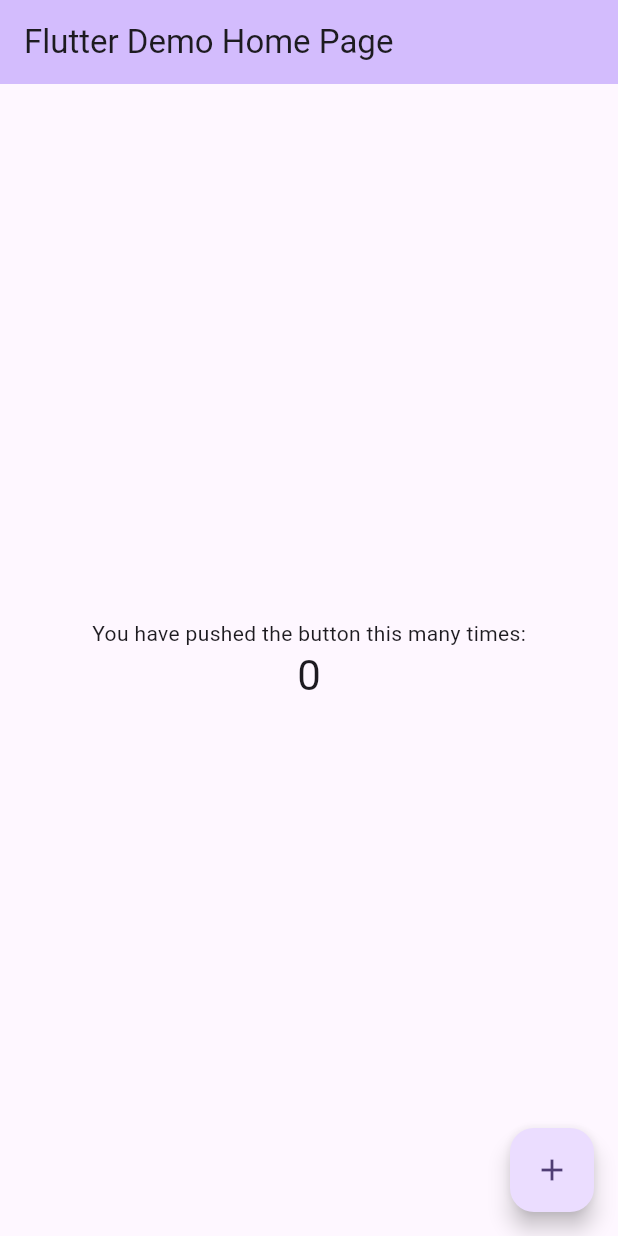
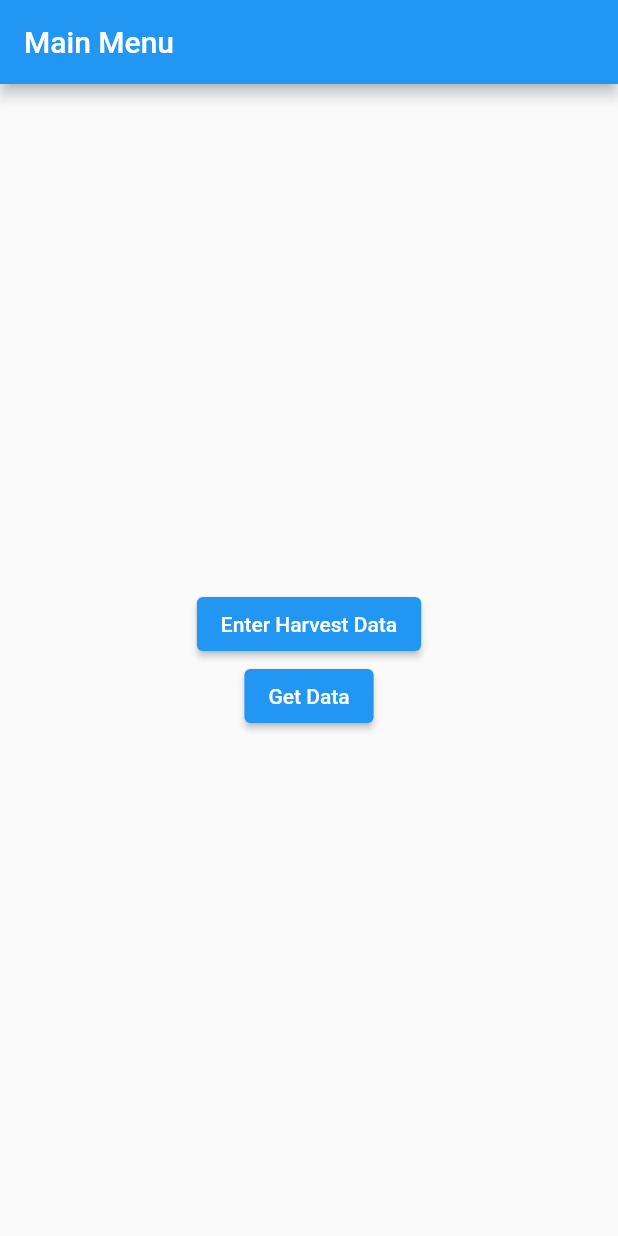
Before and after one commit to Kallfass/LOG, a Flutter app: the screen it shows after launch, on a phone screen of 412 x 824 dp. Run offline on Flutter 3.47's test engine with Material 2 defaults, Android fonts, the phone set to English and light mode, and no system bars.

```diff
--- a/lib/main.dart
+++ b/lib/main.dart
@@ -1,125 +1,50 @@
 import 'package:flutter/material.dart';
+import "HarvestPage.dart";
+import "OverviewPage.dart";
 
-void main() {
-  runApp(const MyApp());
-}
+void main() => runApp(MyApp());
 
 class MyApp extends StatelessWidget {
-  const MyApp({super.key});
-
-  // This widget is the root of your application.
   @override
   Widget build(BuildContext context) {
     return MaterialApp(
-      title: 'Flutter Demo',
-      theme: ThemeData(
-        // This is the theme of your application.
-        //
-        // TRY THIS: Try running your application with "flutter run". You'll see
-        // the application has a blue toolbar. Then, without quitting the app,
-        // try changing the seedColor in the colorScheme below to Colors.green
-        // and then invoke "hot reload" (save your changes or press the "hot
-        // reload" button in a Flutter-supported IDE, or press "r" if you used
-        // the command line to start the app).
-        //
-        // Notice that the counter didn't reset back to zero; the application
-        // state is not lost during the reload. To reset the state, use hot
-        // restart instead.
-        //
-        // This works for code too, not just values: Most code changes can be
-        // tested with just a hot reload.
-        colorScheme: ColorScheme.fromSeed(seedColor: Colors.deepPurple),
-        useMaterial3: true,
-      ),
-      home: const MyHomePage(title: 'Flutter Demo Home Page'),
+      title: 'Navigation App',
+      theme: ThemeData(primarySwatch: Colors.blue),
+      home: MainMenu(),
     );
   }
 }
 
-class MyHomePage extends StatefulWidget {
-  const MyHomePage({super.key, required this.title});
-
-  // This widget is the home page of your application. It is stateful, meaning
-  // that it has a State object (defined below) that contains fields that affect
-  // how it looks.
-
-  // This class is the configuration for the state. It holds the values (in this
-  // case the title) provided by the parent (in this case the App widget) and
-  // used by the build method of the State. Fields in a Widget subclass are
-  // always marked "final".
-
-  final String title;
-
-  @override
-  State<MyHomePage> createState() => _MyHomePageState();
-}
-
-class _MyHomePageState extends State<MyHomePage> {
-  int _counter = 0;
-
-  void _incrementCounter() {
-    setState(() {
-      // This call to setState tells the Flutter framework that something has
-      // changed in this State, which causes it to rerun the build method below
-      // so that the display can reflect the updated values. If we changed
-      // _counter without calling setState(), then the build method would not be
-      // called again, and so nothing would appear to happen.
-      _counter++;
-    });
-  }
-
+class MainMenu extends StatelessWidget {
   @override
   Widget build(BuildContext context) {
-    // This method is rerun every time setState is called, for instance as done
-    // by the _incrementCounter method above.
-    //
-    // The Flutter framework has been optimized to make rerunning build methods
-    // fast, so that you can just rebuild anything that needs updating rather
-    // than having to individually change instances of widgets.
     return Scaffold(
-      appBar: AppBar(
-        // TRY THIS: Try changing the color here to a specific color (to
-        // Colors.amber, perhaps?) and trigger a hot reload to see the AppBar
-        // change color while the other colors stay the same.
-        backgroundColor: Theme.of(context).colorScheme.inversePrimary,
-        // Here we take the value from the MyHomePage object that was created by
-        // the App.build method, and use it to set our appbar title.
-        title: Text(widget.title),
-      ),
+      appBar: AppBar(title: Text('Main Menu')),
       body: Center(
-        // Center is a layout widget. It takes a single child and positions it
-        // in the middle of the parent.
         child: Column(
-          // Column is also a layout widget. It takes a list of children and
-          // arranges them vertically. By default, it sizes itself to fit its
-          // children horizontally, and tries to be as tall as its parent.
-          //
-          // Column has various properties to control how it sizes itself and
-          // how it positions its children. Here we use mainAxisAlignment to
-          // center the children vertically; the main axis here is the vertical
-          // axis because Columns are vertical (the cross axis would be
-          // horizontal).
-          //
-          // TRY THIS: Invoke "debug painting" (choose the "Toggle Debug Paint"
-          // action in the IDE, or press "p" in the console), to see the
-          // wireframe for each widget.
           mainAxisAlignment: MainAxisAlignment.center,
           children: <Widget>[
-            const Text(
-              'You have pushed the button this many times:',
+            ElevatedButton(
+              child: Text('Enter Harvest Data'),
+              onPressed: () {
+                Navigator.push(
+                  context,
+                  MaterialPageRoute(builder: (context) => Harvest()),
+                );
+              },
             ),
-            Text(
-              '$_counter',
-              style: Theme.of(context).textTheme.headlineMedium,
+            ElevatedButton(
+              child: Text('Get Data'),
+              onPressed: () {
+                Navigator.push(
+                  context,
+                  MaterialPageRoute(builder: (context) => Overview()),
+                );
+              },
             ),
           ],
         ),
       ),
-      floatingActionButton: FloatingActionButton(
-        onPressed: _incrementCounter,
-        tooltip: 'Increment',
-        child: const Icon(Icons.add),
-      ), // This trailing comma makes auto-formatting nicer for build methods.
     );
   }
 }
```
Also changed, not shown: lib/HarvestPage.dart (added, +119 -0 lines), lib/OverviewPage.dart (added, +19 -0 lines).
